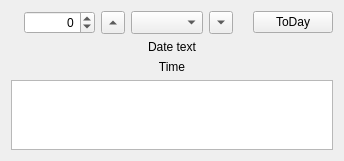
This is Src/LunarCalendar.ui in KangLin/LunarCalendar as Qt 5 draws it before an edit. The edited form follows.
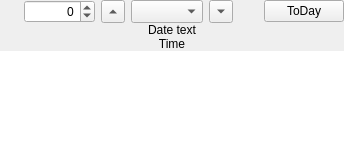
This is the edited form.

What changed in the file:
```diff
--- a/Src/LunarCalendar.ui
+++ b/Src/LunarCalendar.ui
@@ -7,15 +7,36 @@
     <x>0</x>
     <y>0</y>
     <width>344</width>
-    <height>137</height>
+    <height>155</height>
    </rect>
   </property>
   <property name="windowTitle">
    <string>Calendar</string>
   </property>
   <layout class="QGridLayout" name="gridLayout">
+   <property name="leftMargin">
+    <number>0</number>
+   </property>
+   <property name="topMargin">
+    <number>0</number>
+   </property>
+   <property name="rightMargin">
+    <number>0</number>
+   </property>
+   <property name="bottomMargin">
+    <number>0</number>
+   </property>
+   <property name="spacing">
+    <number>0</number>
+   </property>
    <item row="3" column="0">
     <widget class="QTableView" name="tvMonth">
+     <property name="autoFillBackground">
+      <bool>false</bool>
+     </property>
+     <property name="frameShape">
+      <enum>QFrame::NoFrame</enum>
+     </property>
      <attribute name="horizontalHeaderCascadingSectionResizes">
       <bool>false</bool>
      </attribute>
```
